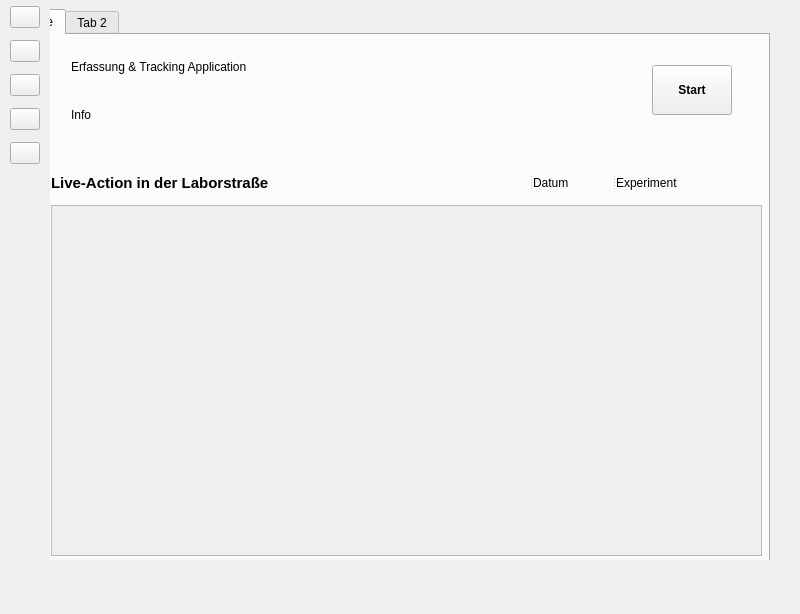
The window that GUI/Navigation.ui (Prof-Adrian-Mueller/Agile_Roboticsystems_Laborstrasse) describes before a commit, drawn with Qt 5.
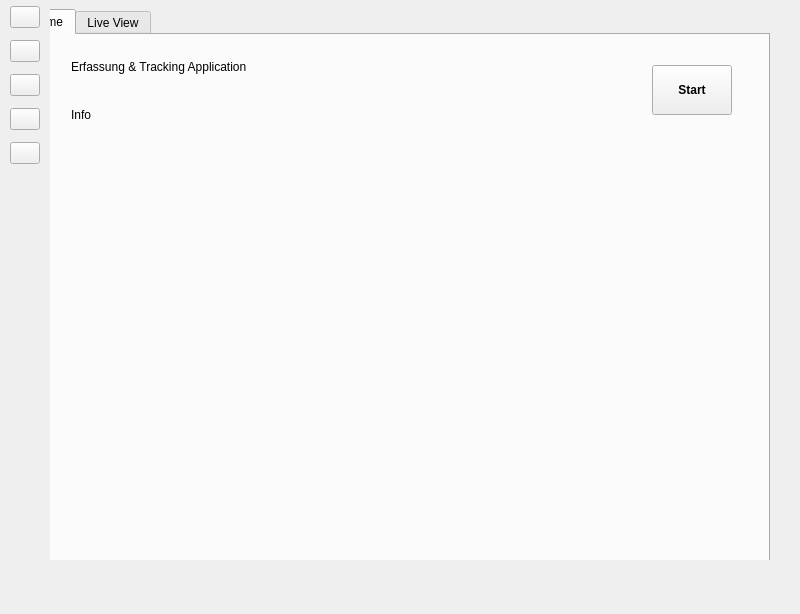
The same window after the commit. The open tabs and pages were chosen to show the change. Icons and pictures are not drawn.

Commit message: qr code bug fixed, layout rearranged

Patch:
```diff
--- a/GUI/Navigation.ui
+++ b/GUI/Navigation.ui
@@ -68,42 +68,8 @@
           <normaloff>:/icons/img/stream.svg</normaloff>:/icons/img/stream.svg</iconset>
         </attribute>
         <attribute name="title">
-         <string>Live</string>
+         <string>Home</string>
         </attribute>
-        <widget class="QSplitter" name="splitter">
-         <property name="geometry">
-          <rect>
-           <x>30</x>
-           <y>140</y>
-           <width>701</width>
-           <height>16</height>
-          </rect>
-         </property>
-         <property name="orientation">
-          <enum>Qt::Horizontal</enum>
-         </property>
-         <widget class="QLabel" name="label_4">
-          <property name="font">
-           <font>
-            <pointsize>11</pointsize>
-            <bold>true</bold>
-           </font>
-          </property>
-          <property name="text">
-           <string>Live-Action in der Laborstraße</string>
-          </property>
-         </widget>
-         <widget class="QLabel" name="label_7">
-          <property name="text">
-           <string>Datum</string>
-          </property>
-         </widget>
-         <widget class="QLabel" name="label_3">
-          <property name="text">
-           <string>Experiment</string>
-          </property>
-         </widget>
-        </widget>
         <widget class="QWidget" name="layoutWidget">
          <property name="geometry">
           <rect>
@@ -158,50 +124,10 @@
           </item>
          </layout>
         </widget>
-        <widget class="QWidget" name="gridLayoutWidget">
-         <property name="geometry">
-          <rect>
-           <x>30</x>
-           <y>170</y>
-           <width>711</width>
-           <height>351</height>
-          </rect>
-         </property>
-         <layout class="QGridLayout" name="gridLayout_2">
-          <item row="0" column="0">
-           <widget class="QScrollArea" name="scrollArea">
-            <property name="widgetResizable">
-             <bool>true</bool>
-            </property>
-            <widget class="QWidget" name="scrollAreaWidgetContents_2">
-             <property name="geometry">
-              <rect>
-               <x>0</x>
-               <y>0</y>
-               <width>707</width>
-               <height>347</height>
-              </rect>
-             </property>
-             <widget class="QWidget" name="verticalLayoutWidget">
-              <property name="geometry">
-               <rect>
-                <x>0</x>
-                <y>0</y>
-                <width>711</width>
-                <height>351</height>
-               </rect>
-              </property>
-              <layout class="QVBoxLayout" name="liveVieListItemLayout"/>
-             </widget>
-            </widget>
-           </widget>
-          </item>
-         </layout>
-        </widget>
        </widget>
        <widget class="QWidget" name="tabWidgetHistory">
         <attribute name="title">
-         <string>Tab 2</string>
+         <string>Live View</string>
         </attribute>
         <widget class="QWidget" name="widgetLive" native="true">
          <property name="geometry">
```
Left out of the diff: 27 changed lines with no effect on the pictures. The commit also changes 5 other files.
